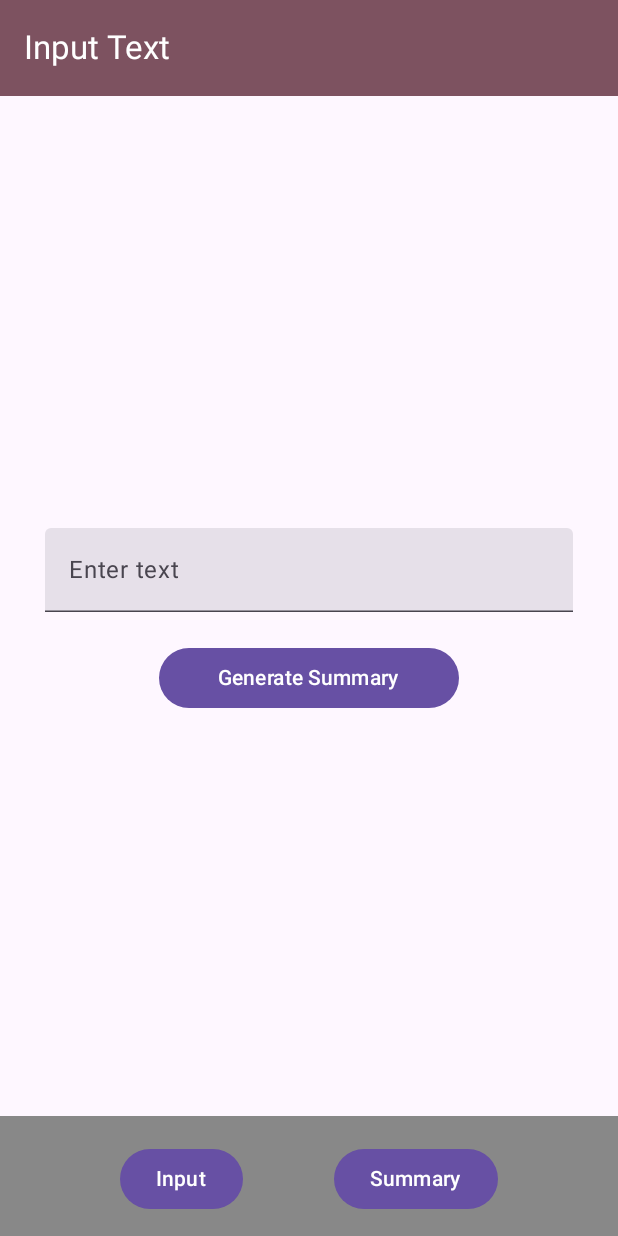
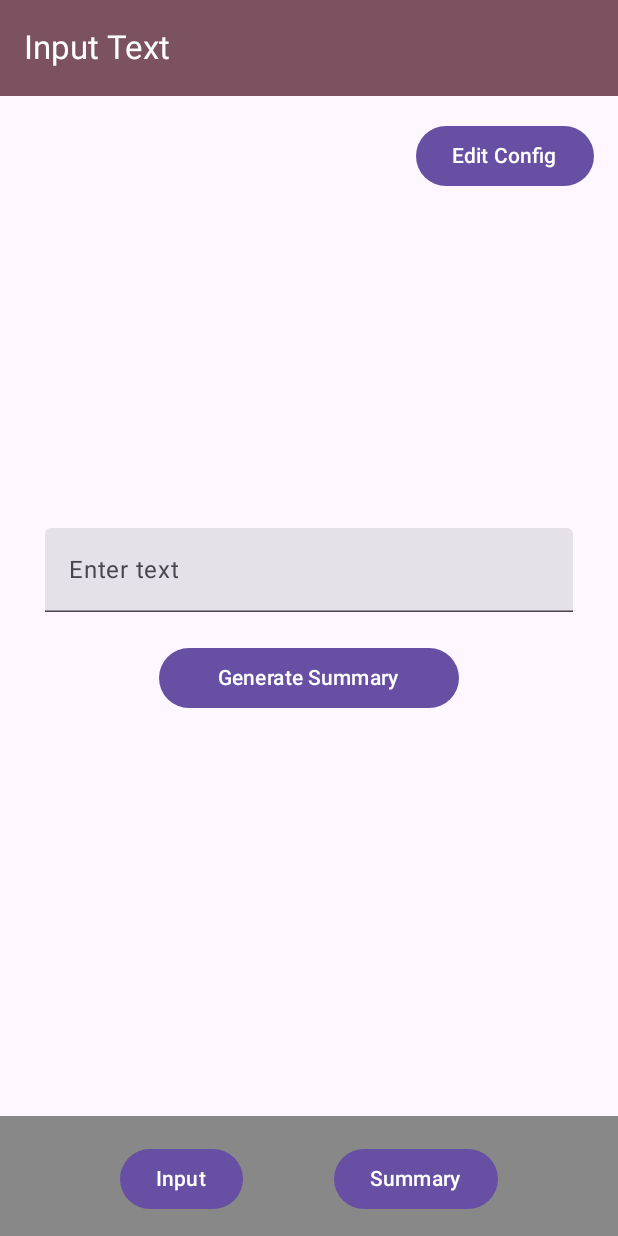
Before and after one commit to ernestlsy/demo, an Android app built with Jetpack Compose: the composable MainApp shown on its own in the app's theme, on a phone screen of 412 x 824 dp. Run offline under Robolectric (Android 15) with nearby library versions, the phone set to English and light mode, and no system bars; 5 statements that could not run were skipped.

Commit message:
Allow user to edit module config within the app

```diff
--- a/demo-app/app/src/main/java/com/example/demoapp/data/AppContainer.kt
+++ b/demo-app/app/src/main/java/com/example/demoapp/data/AppContainer.kt
@@ -28,7 +28,8 @@ class DefaultAppContainer(
     val modelPath = model.absolutePath
 
     val moduleName = "Incident Report"
-    val fieldNames = "title, incident_type, date_time, location, cause, issue, resolution"
+//    val fieldNames = "title, incident_type, date_time, location, cause, issue, resolution"
+    val fieldNames = "date_time, location, issue, resolution"
 
     val modularInference: ModularSummarizer by lazy {
         ModularSummarizerInstance(moduleName, fieldNames, context, modelPath, maxTopK = 40, maxTokens = 256)
--- a/demo-app/app/src/main/java/com/example/demoapp/data/MainRepository.kt
+++ b/demo-app/app/src/main/java/com/example/demoapp/data/MainRepository.kt
@@ -40,6 +40,10 @@ class MainRepository(
         _modelState.value = newState
     }
 
+    fun updateModule(moduleName: String, fieldNamesLiteral: String) {
+        modelManager.updateModule(moduleName, fieldNamesLiteral)
+    }
+
     override fun generateSummary(input: String) {
         setState(ModelState.Loading)
         val summary: Fields = modelManager.summarize(input)
--- a/demo-app/app/src/main/java/com/example/demoapp/model/ModelManager.kt
+++ b/demo-app/app/src/main/java/com/example/demoapp/model/ModelManager.kt
@@ -7,10 +7,14 @@ class ModelManager(
     val modularSummarizer: ModularSummarizer
 ) {
     fun summarize(input: String): Fields {
-        Log.d("Model", "Generating summary for input: $input")
         val (names, values) = modularSummarizer.generateFormattedOutput(
             input = input, logging = true
         )
         return Fields(names, values)
     }
+
+    fun updateModule(moduleName: String, fieldNamesLiteral: String) {
+        modularSummarizer.setModuleName(moduleName)
+        modularSummarizer.setFieldNames(fieldNamesLiteral)
+    }
 }
--- a/demo-app/app/src/main/java/com/example/demoapp/ui/screens/input/InputVM.kt
+++ b/demo-app/app/src/main/java/com/example/demoapp/ui/screens/input/InputVM.kt
@@ -51,6 +51,10 @@ class InputViewModel(
         }
     }
 
+    fun updateModule(moduleName: String, fieldNamesLiteral: String) {
+        mainRepository.updateModule(moduleName, fieldNamesLiteral)
+    }
+
     companion object {
         val Factory: ViewModelProvider.Factory = viewModelFactory {
             initializer {
--- a/demo-app/app/src/main/java/com/example/demoapp/ui/screens/input/InputView.kt
+++ b/demo-app/app/src/main/java/com/example/demoapp/ui/screens/input/InputView.kt
@@ -18,11 +18,15 @@ import androidx.compose.material3.TextField
 import androidx.compose.runtime.Composable
 import androidx.compose.runtime.collectAsState
 import androidx.compose.runtime.getValue
+import androidx.compose.runtime.mutableStateOf
+import androidx.compose.runtime.remember
+import androidx.compose.runtime.setValue
 import androidx.compose.ui.Alignment
 import androidx.compose.ui.Modifier
 import androidx.compose.ui.unit.dp
 import androidx.navigation.NavController
 import com.example.demoapp.ui.Screen
+import com.example.demoapp.ui.components.ConfigPopup
 
 @Composable
 fun InputScreen(
@@ -32,6 +36,11 @@ fun InputScreen(
 ) {
     val uiState: InputState by viewModel.uiState.collectAsState()
 
+    var showDialog by remember { mutableStateOf(false) }
+    fun setShowDialog(boolean: Boolean) {
+        showDialog = boolean
+    }
+
     Box(
         modifier = modifier
             .fillMaxHeight()
@@ -39,8 +48,18 @@ fun InputScreen(
             .imePadding(),
         contentAlignment = Alignment.Center
     ) {
+        Button(
+            onClick = { showDialog = true },
+            modifier = Modifier
+                .align(Alignment.TopEnd)
+                .padding(16.dp)
+        ) {
+            Text("Edit Config")
+        }
+
         Column(
             modifier = Modifier
+                .align(Alignment.Center)
                 .padding(vertical = 10.dp)
                 .heightIn(max = 500.dp)
                 .fillMaxWidth(fraction = 0.9f)
@@ -68,5 +87,12 @@ fun InputScreen(
                 Text("Generate Summary")
             }
         }
+
+        if (showDialog) {
+            ConfigPopup(
+                { boolean -> setShowDialog(boolean) },
+                { moduleName, fieldNamesLiteral -> viewModel.updateModule(moduleName, fieldNamesLiteral) }
+            )
+        }
     }
 }
```
Also changed, not shown: demo-app/app/src/main/java/com/example/demoapp/ui/components/ConfigPopup.kt (added, +102 -0 lines).
